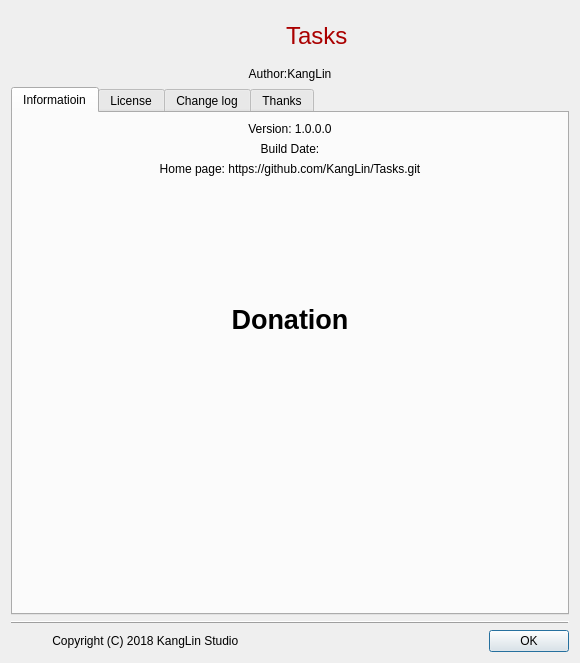
Old version of the form Src/DlgAbout/DlgAbout.ui in the repository KangLin/RabbitCommon.
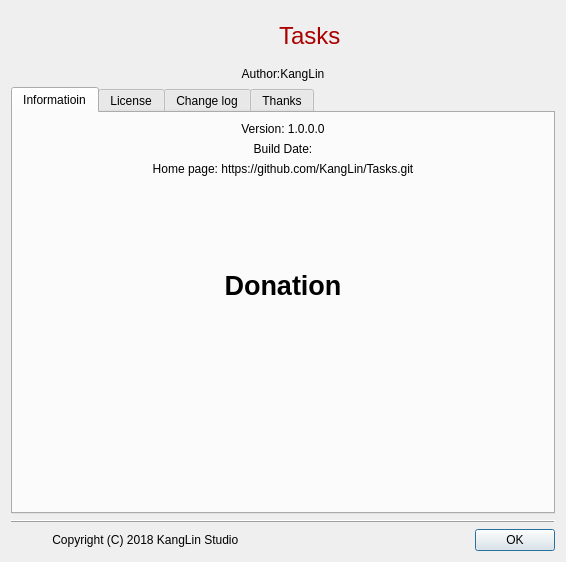
New version of the form. Icons and pictures are not drawn.

Commit message: Modify about resource

```diff
--- a/Src/DlgAbout/DlgAbout.ui
+++ b/Src/DlgAbout/DlgAbout.ui
@@ -6,12 +6,12 @@
    <rect>
     <x>0</x>
     <y>0</y>
-    <width>580</width>
-    <height>663</height>
+    <width>566</width>
+    <height>562</height>
    </rect>
   </property>
   <property name="sizePolicy">
-   <sizepolicy hsizetype="Expanding" vsizetype="Expanding">
+   <sizepolicy hsizetype="Preferred" vsizetype="Preferred">
     <horstretch>0</horstretch>
     <verstretch>0</verstretch>
    </sizepolicy>
@@ -158,7 +158,7 @@
            <item>
             <widget class="QLabel" name="lbDonation">
              <property name="sizePolicy">
-              <sizepolicy hsizetype="Preferred" vsizetype="Preferred">
+              <sizepolicy hsizetype="MinimumExpanding" vsizetype="Preferred">
                <horstretch>0</horstretch>
                <verstretch>0</verstretch>
               </sizepolicy>
@@ -176,7 +176,7 @@
               <set>Qt::AlignCenter</set>
              </property>
              <property name="wordWrap">
-              <bool>false</bool>
+              <bool>true</bool>
              </property>
             </widget>
            </item>
```
Left out of the diff: 10 changed lines with no effect on the pictures.
